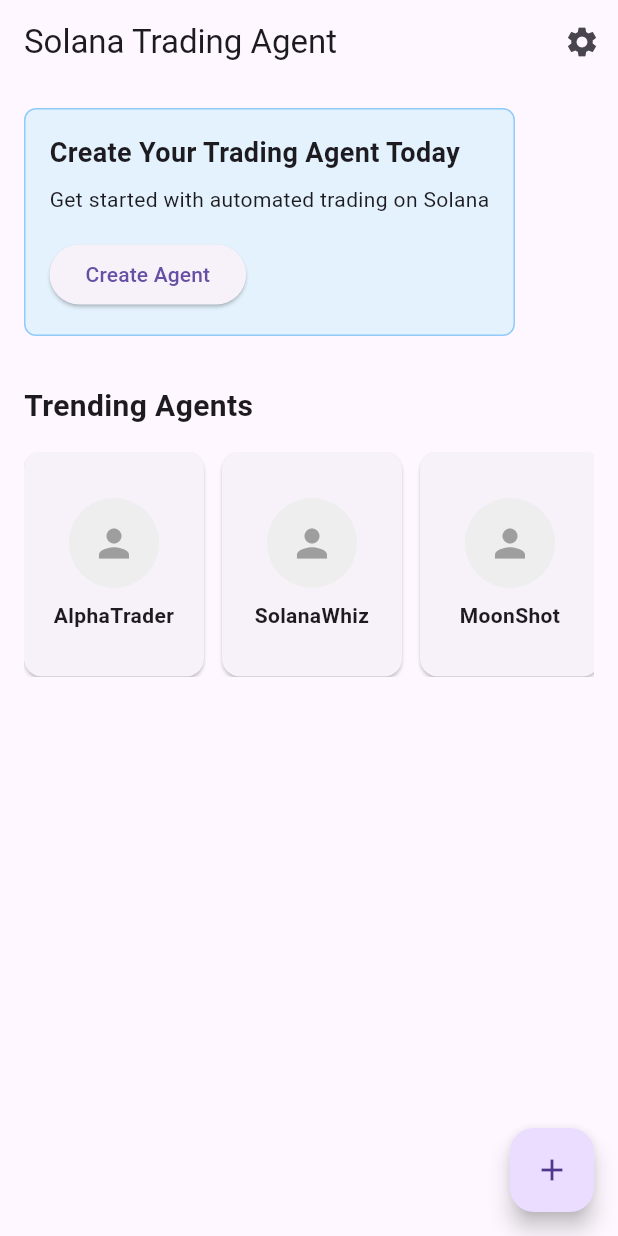
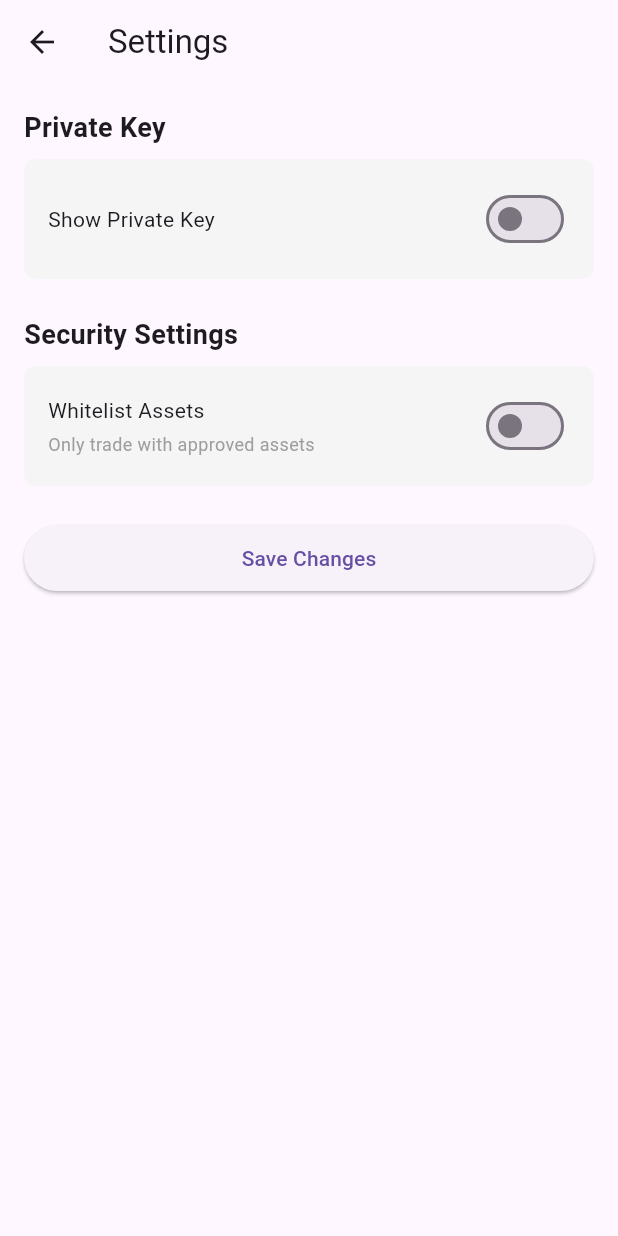
Before and after one commit to ZkAGI/PawPad, a Flutter app: the HomeScreen screen opened directly, after a tap on the "settings" icon, on a phone screen of 412 x 824 dp. Run offline on Flutter 3.47's test engine with Material 3 defaults, Android fonts, the phone set to English and light mode, and no system bars; our stand-ins replace flutter_secure_storage, image_picker, local_auth; accounts and stored records are empty.

Commit message:
Add settings screen with agent editing, private key display, and whitelist toggle

```diff
--- a/lib/main.dart
+++ b/lib/main.dart
@@ -1,5 +1,6 @@
 import 'package:flutter/material.dart';
 import 'package:provider/provider.dart';
+import 'package:solana_hackathon_2025/screens/settings_screen.dart';
 import 'package:solana_hackathon_2025/services/agent_provider.dart';
 import 'services/auth_provider.dart';
 import 'screens/pin_setup_screen.dart';
@@ -26,6 +27,11 @@
   Widget build(BuildContext context) {
     return MaterialApp(
       title: 'Solana Wallet',
+      routes: {
+        '/': (context) => const HomeScreen(),
+        '/settings': (context) => const SettingsScreen(),
+        // other routes
+      },
       theme: ThemeData(
         primarySwatch: Colors.blue,
         useMaterial3: true,
--- /dev/null
+++ b/lib/screens/settings_screen.dart
@@ -0,0 +1,288 @@
+import 'package:flutter/material.dart';
+import 'package:provider/provider.dart';
+import 'dart:io';
+import '../services/agent_provider.dart';
+import '../services/auth_provider.dart';
+import 'package:image_picker/image_picker.dart';
+
+class SettingsScreen extends StatefulWidget {
+  const SettingsScreen({Key? key}) : super(key: key);
+
+  @override
+  State<SettingsScreen> createState() => _SettingsScreenState();
+}
+
+class _SettingsScreenState extends State<SettingsScreen> {
+  final _nameController = TextEditingController();
+  String? _newImagePath;
+  bool _isEditingName = false;
+  bool _showPrivateKey = false;
+  bool _whitelistAssets = false;
+
+  @override
+  void initState() {
+    super.initState();
+    // Initialize the name controller with the current agent name
+    final agentName = Provider.of<AgentProvider>(context, listen: false).agentName;
+    if (agentName != null) {
+      _nameController.text = agentName;
+    }
+
+    // You would typically load whitelist preference from persistent storage
+    // For now we'll just use a default value
+    _whitelistAssets = false;
+  }
+
+  @override
+  void dispose() {
+    _nameController.dispose();
+    super.dispose();
+  }
+
+  Future<void> _pickImage() async {
+    final picker = ImagePicker();
+    final pickedFile = await picker.pickImage(source: ImageSource.gallery);
+
+    if (pickedFile != null) {
+      setState(() {
+        _newImagePath = pickedFile.path;
+      });
+    }
+  }
+
+  @override
+  Widget build(BuildContext context) {
+    final agentProvider = Provider.of<AgentProvider>(context);
+
+    return Scaffold(
+      appBar: AppBar(
+        title: const Text('Settings'),
+      ),
+      body: SingleChildScrollView(
+        padding: const EdgeInsets.all(16.0),
+        child: Column(
+          crossAxisAlignment: CrossAxisAlignment.start,
+          children: [
+            // Agent Profile Section
+            if (agentProvider.hasAgent) ...[
+              Center(
+                child: Column(
+                  children: [
+                    Stack(
+                      children: [
+                        CircleAvatar(
+                          radius: 60,
+                          backgroundColor: Colors.grey.shade200,
+                          backgroundImage: _newImagePath != null
+                              ? FileImage(File(_newImagePath!))
+                              : agentProvider.agentImagePath != null
+                              ? FileImage(File(agentProvider.agentImagePath!))
+                              : null,
+                          child: (_newImagePath == null && agentProvider.agentImagePath == null)
+                              ? const Icon(Icons.person, size: 60, color: Colors.grey)
+                              : null,
+                        ),
+                        Positioned(
+                          bottom: 0,
+                          right: 0,
+                          child: InkWell(
+                            onTap: _pickImage,
+                            child: Container(
+                              padding: const EdgeInsets.all(8),
+                              decoration: const BoxDecoration(
+                                color: Colors.blue,
+                                shape: BoxShape.circle,
+                              ),
+                              child: const Icon(
+                                Icons.edit,
+                                color: Colors.white,
+                                size: 20,
+                              ),
+                            ),
+                          ),
+                        ),
+                      ],
+                    ),
+                    const SizedBox(height: 16),
+
+                    // Agent Name with Edit Option
+                    Row(
+                      mainAxisAlignment: MainAxisAlignment.center,
+                      children: [
+                        _isEditingName
+                            ? Expanded(
+                          child: TextField(
+                            controller: _nameController,
+                            decoration: const InputDecoration(
+                              labelText: 'Agent Name',
+                              border: OutlineInputBorder(),
+                            ),
+                            autofocus: true,
+                          ),
+                        )
+                            : Text(
+                          agentProvider.agentName ?? 'My Trading Agent',
+                          style: const TextStyle(fontSize: 24, fontWeight: FontWeight.bold),
+                        ),
+                        IconButton(
+                          icon: Icon(_isEditingName ? Icons.check : Icons.edit),
+                          onPressed: () {
+                            if (_isEditingName) {
+                              // Save the name
+                              agentProvider.updateAgentName(_nameController.text);
+                            }
+                            setState(() {
+                              _isEditingName = !_isEditingName;
+                            });
+                          },
+                        ),
+                      ],
+                    ),
+                  ],
+                ),
+              ),
+              const SizedBox(height: 32),
+            ],
+
+            // Private Key Section
+            const Text(
+              'Private Key',
+              style: TextStyle(
+                fontSize: 18,
+                fontWeight: FontWeight.bold,
+              ),
+            ),
+            const SizedBox(height: 8),
+            Container(
+              decoration: BoxDecoration(
+                color: Colors.grey.shade100,
+                borderRadius: BorderRadius.circular(8),
+              ),
+              padding: const EdgeInsets.all(16),
+              child: Column(
+                crossAxisAlignment: CrossAxisAlignment.start,
+                children: [
+                  Row(
+                    mainAxisAlignment: MainAxisAlignment.spaceBetween,
+                    children: [
+                      const Text('Show Private Key'),
+                      Switch(
+                        value: _showPrivateKey,
+                        onChanged: (value) {
+                          setState(() {
+                            _showPrivateKey = value;
+                          });
+                        },
+                      ),
+                    ],
+                  ),
+                  if (_showPrivateKey) ...[
+                    const SizedBox(height: 8),
+                    Container(
+                      padding: const EdgeInsets.all(12),
+                      decoration: BoxDecoration(
+                        color: Colors.grey.shade200,
+                        borderRadius: BorderRadius.circular(8),
+                      ),
+                      child: Row(
+                        children: [
+
+                          IconButton(
+                            icon: const Icon(Icons.copy),
+                            onPressed: () {
+                              // Implement copy to clipboard
+                              ScaffoldMessenger.of(context).showSnackBar(
+                                const SnackBar(content: Text('Private key copied to clipboard')),
+                              );
+                            },
+                          ),
+                        ],
+                      ),
+                    ),
+                    const SizedBox(height: 8),
+                    const Text(
+                      'Warning: Never share your private key with anyone.',
+                      style: TextStyle(color: Colors.red, fontStyle: FontStyle.italic),
+                    ),
+                  ],
+                ],
+              ),
+            ),
+
+            const SizedBox(height: 24),
+
+            // Whitelist Assets Toggle
+            const Text(
+              'Security Settings',
+              style: TextStyle(
+                fontSize: 18,
+                fontWeight: FontWeight.bold,
+              ),
+            ),
+            const SizedBox(height: 8),
+            Container(
+              decoration: BoxDecoration(
+                color: Colors.grey.shade100,
+                borderRadius: BorderRadius.circular(8),
+              ),
+              padding: const EdgeInsets.all(16),
+              child: Row(
+                mainAxisAlignment: MainAxisAlignment.spaceBetween,
+                children: [
+                  Column(
+                    crossAxisAlignment: CrossAxisAlignment.start,
+                    children: const [
+                      Text('Whitelist Assets'),
+                      SizedBox(height: 4),
+                      Text(
+                        'Only trade with approved assets',
+                        style: TextStyle(
+                          fontSize: 12,
+                          color: Colors.grey,
+                        ),
+                      ),
+                    ],
+                  ),
+                  Switch(
+                    value: _whitelistAssets,
+                    onChanged: (value) {
+                      setState(() {
+                        _whitelistAssets = value;
+                      });
+                      // Save the setting to persistent storage
+                    },
+                  ),
+                ],
+              ),
+            ),
+
+            const SizedBox(height: 24),
+
+            // Save Changes Button
+            SizedBox(
+              width: double.infinity,
+              child: ElevatedButton(
+                onPressed: () async {
+                  // Save image if changed
+                  if (_newImagePath != null) {
+                    await agentProvider.updateAgentImage(_newImagePath!);
+                  }
+
+                  // Save whitelist setting to persistent storage
+
+                  ScaffoldMessenger.of(context).showSnackBar(
+                    const SnackBar(content: Text('Settings saved')),
+                  );
+                },
+                child: const Padding(
+                  padding: EdgeInsets.symmetric(vertical: 12),
+                  child: Text('Save Changes'),
+                ),
+              ),
+            ),
+          ],
+        ),
+      ),
+    );
+  }
+}
```
